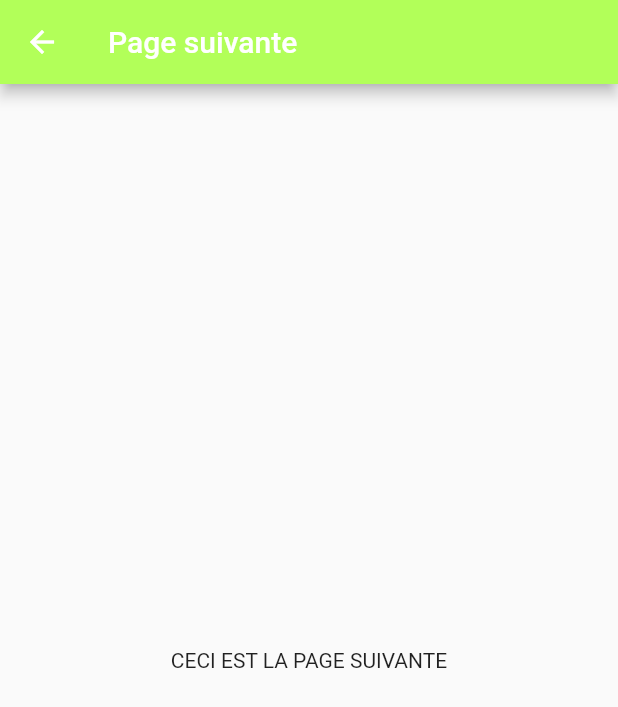
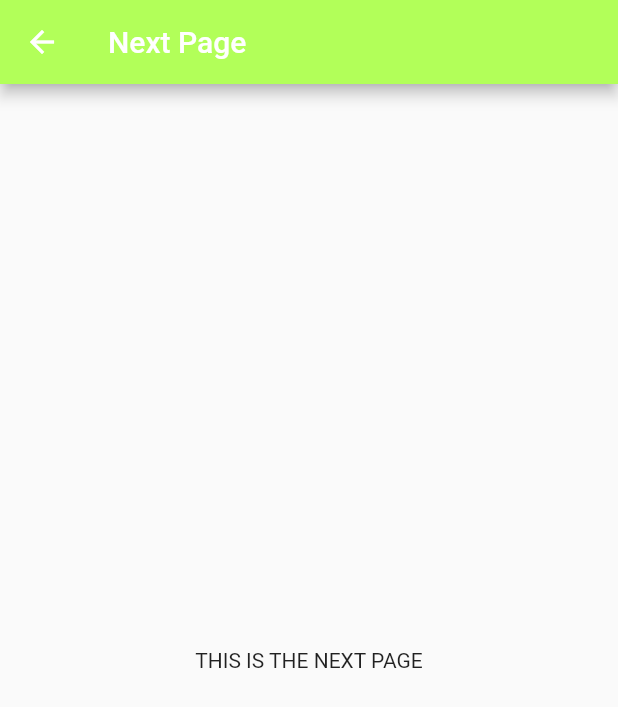
Before and after one commit to lpastyle/m2_flutter_simple_navigation, a Flutter app: the NextPage screen opened directly, on a phone screen of 412 x 824 dp. Shown: the top 707 px of the screen. Run offline on Flutter 3.47's test engine with Material 3 defaults, Android fonts, the light colour scheme and no system bars.

Commit message:
translate from french

```diff
--- a/lib/next_page.dart
+++ b/lib/next_page.dart
@@ -16,11 +16,11 @@ class NextPageState extends State<NextPage> {
   Widget build(BuildContext context) {
     return Scaffold(
         appBar: AppBar(
-          title: const Text("Page suivante"),
+          title: const Text("Next Page"),
           backgroundColor: widget.color,
         ),
         body: const Center(
-          child: Text("CECI EST LA PAGE SUIVANTE"),
+          child: Text("THIS IS THE NEXT PAGE"),
         )
     );
   }
```
